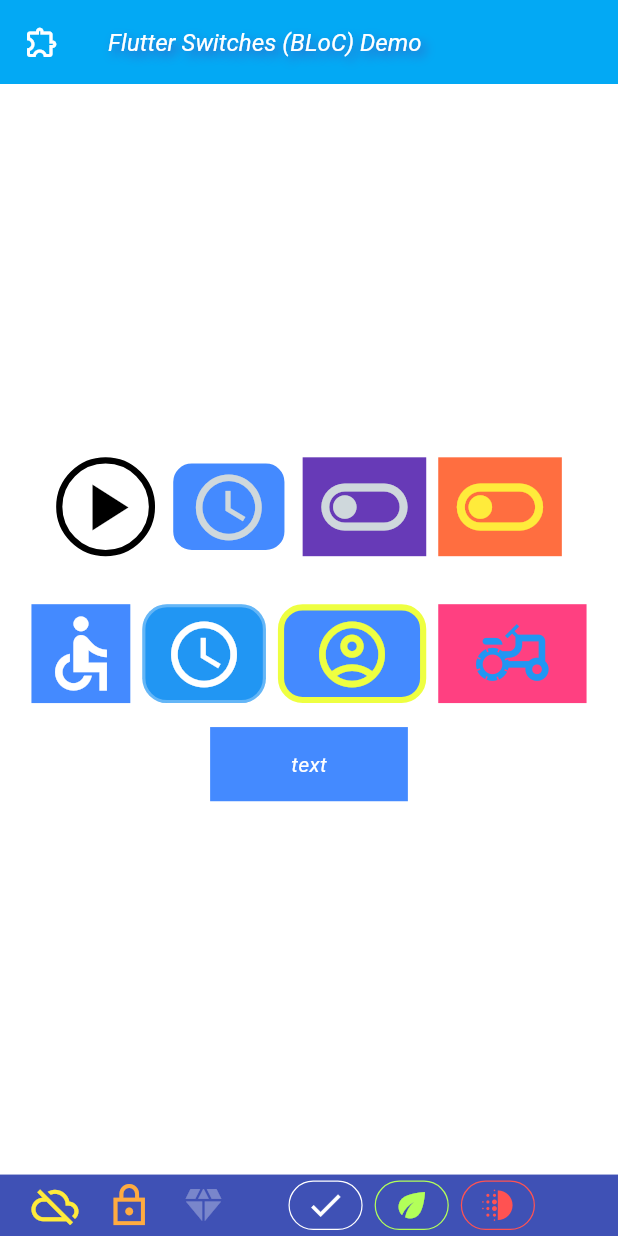
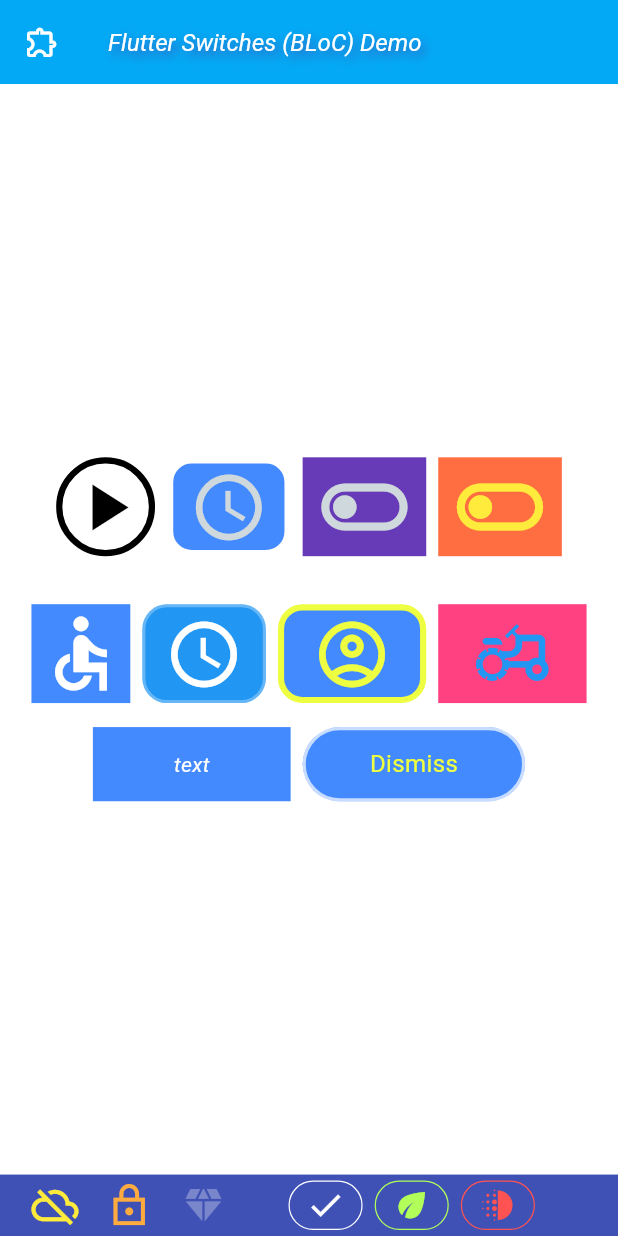
Before and after one commit to mk590901/Event-driven-BLoC-s-switch-widgets, a Flutter app: the screen it shows after launch, on a phone screen of 412 x 824 dp. Run offline on Flutter 3.47's test engine with Material 3 defaults, Android fonts, the phone set to English and light mode, and no system bars; our stand-ins replace flutter_bloc.

```diff
--- a/lib/main.dart
+++ b/lib/main.dart
@@ -1,3 +1,4 @@
+import 'package:button_k_states/widgets/flat_text_rounded_button.dart';
 import 'package:flutter/material.dart';
 import 'periodic_action.dart';
 import 'widgets/flat_advanced_rounded_switch.dart';
@@ -160,6 +161,32 @@ class SwitchHomePage extends StatelessWidget {
       },
     );
 
+    FlatTextRoundedButton textRoundedButton = FlatTextRoundedButton(
+      width: 36,
+      height: 12,
+      canvasColor: Colors.blueAccent,
+      canvasDisabledColor: Colors.blueGrey,
+      canvasPressedColor: Colors.indigo,
+      textColor: Colors.limeAccent,
+      textDisabledColor: Colors.white70,
+      textPressedColor: Colors.white,
+      text: 'Dismiss',
+      textPressed: 'Dismiss!',
+      textDisabled: 'Out of order',
+      borderColor: Colors.white70,
+      borderPressedColor: Colors.white30,
+      borderDisabledColor: Colors.blueGrey,
+      borderWidth: 0.5,
+      borderRadius: 8,
+      onUpAction: () {
+        purple.enable();
+        blueRoundedAdvanced.click();
+      },
+      onDownAction: () {
+        purple.disable();
+      },
+    );
+
     FlatTextButton textButton = FlatTextButton(
       width: 32,
       height: 12,
@@ -173,9 +200,11 @@ class SwitchHomePage extends StatelessWidget {
       fontStyle: FontStyle.italic,
       onUpAction: () {
         blueRoundedButton.enable();
+        textRoundedButton.enable();
       },
       onDownAction: () {
         blueRoundedButton.disable();
+        textRoundedButton.disable();
       },
     );
 
@@ -245,6 +274,7 @@ class SwitchHomePage extends StatelessWidget {
               ]),
               ButtonBar(alignment: MainAxisAlignment.center, children: <Widget>[
                 textButton,
+                textRoundedButton,
               ]),
             ],
           ),
--- /dev/null
+++ b/lib/widgets/flat_text_rounded_button.dart
@@ -0,0 +1,208 @@
+import 'dart:io';
+import 'dart:ui';
+
+import 'package:flutter/material.dart';
+import 'package:flutter_bloc/flutter_bloc.dart';
+import 'package:uuid/uuid.dart';
+import '../SizeConfig.dart';
+import '../blocks/button_bloc.dart';
+import '../events/switch_events.dart';
+import '../states/button_state.dart';
+import '../interfaces/i_click.dart';
+
+class FlatTextRoundedButton extends StatelessWidget implements IClick {
+  final String uuid = const Uuid().v4().toString();
+
+  final Color canvasColor;
+  final Color canvasPressedColor;
+  final Color canvasDisabledColor;
+  final Color textColor;
+  final Color textPressedColor;
+  final Color textDisabledColor;
+  final String text;
+  final String textPressed;
+  final String textDisabled;
+  final double width;
+  final double height;
+  final double borderRadius;
+  final double borderWidth;
+  final Color borderColor;
+  final Color borderPressedColor;
+  final Color borderDisabledColor;
+  final double fontSize;
+  final FontStyle fontStyle;
+  final VoidCallback? onUpAction;
+  final VoidCallback? onDownAction;
+
+  late GestureDetector gestureDetector;
+
+  late ButtonBloc switchBloc;
+
+  FlatTextRoundedButton({
+    super.key,
+    required this.width,
+    required this.height,
+    this.borderRadius = 4,
+    this.borderWidth = 1,
+    this.borderColor = Colors.black,
+    this.borderPressedColor = Colors.black,
+    this.borderDisabledColor = Colors.black,
+    this.canvasColor = Colors.transparent,
+    this.canvasPressedColor = Colors.transparent,
+    this.canvasDisabledColor = Colors.black12,
+    this.text = "text",
+    this.textPressed = "pressed",
+    this.textDisabled = "disabled",
+    this.textColor = Colors.black,
+    this.textPressedColor = Colors.black,
+    this.textDisabledColor = Colors.black26,
+    this.fontSize = 16,
+    this.fontStyle = FontStyle.normal,
+    this.onUpAction,
+    this.onDownAction,
+  });
+
+  @override
+  void click() {
+    gestureDetector.onTapDown?.call(TapDownDetails());
+    gestureDetector.onTapUp?.call(TapUpDetails(kind: PointerDeviceKind.touch));
+  }
+
+  void reset() {
+    try {
+      switchBloc.add(Reset());
+    } catch (exception) {
+      debugPrint("******* reset error *******");
+    }
+  }
+
+  void enable() {
+    try {
+      switchBloc.add(Enable());
+    } catch (exception) {
+      debugPrint("******* enable error *******");
+    }
+  }
+
+  void disable() {
+    try {
+      switchBloc.add(Disable());
+    } catch (exception) {
+      debugPrint("******* disable error *******");
+    }
+  }
+
+  @override
+  Widget build(BuildContext context) {
+    SizeConfig().init(context);
+    double? borderRadius_ = w_(borderRadius);
+    double? borderWidth_ = w_(borderWidth);
+    return BlocProvider<ButtonBloc>(
+      //create: (_) => SwitchAdvancedBloc(SwitchAdvancedState(SwitchAdvancedStates.off)),
+      create: (_) {
+        switchBloc = ButtonBloc(ButtonState(ButtonStates.ready));
+        return switchBloc;
+      },
+      child: BlocBuilder<ButtonBloc, ButtonState>(builder: (context, state) {
+        gestureDetector = GestureDetector(
+          onTapDown: (details) {
+            context.read<ButtonBloc>().add(Down(uuid));
+            onDownAction?.call();
+          },
+          onTapUp: (details) {
+            context.read<ButtonBloc>().add(Up(uuid));
+            onUpAction?.call();
+          },
+          onTapCancel: () {
+            context.read<ButtonBloc>().add(Reset());
+          },
+          child: Container(
+            width: w_(width),
+            height: h_(height),
+            decoration: BoxDecoration(
+              color: getCanvasColor(state.state()),
+              borderRadius: BorderRadius.circular(borderRadius_!),
+              border: Border.all(color: getBorderColor(state.state()), width: borderWidth_!),
+            ),
+            child: Center(
+              child: Text(getText(state.state()), style: TextStyle(
+        color: getTextColor(state.state()),
+                fontSize: fontSize,
+                fontStyle: fontStyle,),
+              ),
+            ),
+          ),
+        );
+        return gestureDetector;
+      }),
+    );
+  }
+
+  String getText(ButtonStates state) {
+    String result = "";
+    switch(state) {
+      case ButtonStates.ready:
+        result = text;
+        break;
+      case ButtonStates.pressed:
+        result = textPressed;
+        break;
+      case ButtonStates.disabled:
+        result = textDisabled;
+        break;
+      default:
+    }
+    return result;
+  }
+
+  Color? getTextColor(ButtonStates state) {
+    Color? result = textColor;
+    switch(state) {
+      case ButtonStates.ready:
+        result = textColor;
+        break;
+      case ButtonStates.pressed:
+        result = textPressedColor;
+        break;
+      case ButtonStates.disabled:
+        result = textDisabledColor;
+        break;
+      default:
+    }
+    return result;
+  }
+
+  Color? getCanvasColor(ButtonStates state) {
+    Color? result = canvasColor;
+    switch(state) {
+      case ButtonStates.ready:
+        result = canvasColor;
+        break;
+      case ButtonStates.pressed:
+        result = canvasPressedColor;
+        break;
+      case ButtonStates.disabled:
+        result = canvasDisabledColor;
+        break;
+      default:
+    }
+    return result;
+  }
+
+  getBorderColor(ButtonStates state) {
+    Color? result = borderColor;
+    switch(state) {
+      case ButtonStates.ready:
+        result = borderColor;
+        break;
+      case ButtonStates.pressed:
+        result = borderPressedColor;
+        break;
+      case ButtonStates.disabled:
+        result = borderDisabledColor;
+        break;
+      default:
+    }
+    return result;
+  }
+}
```
